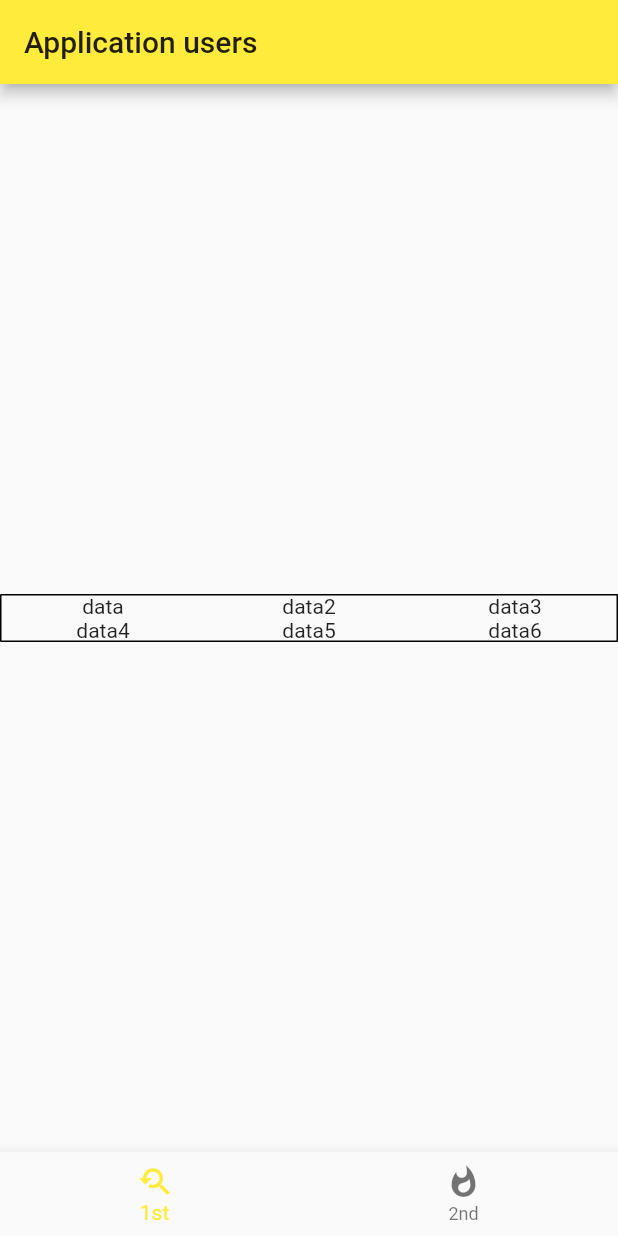
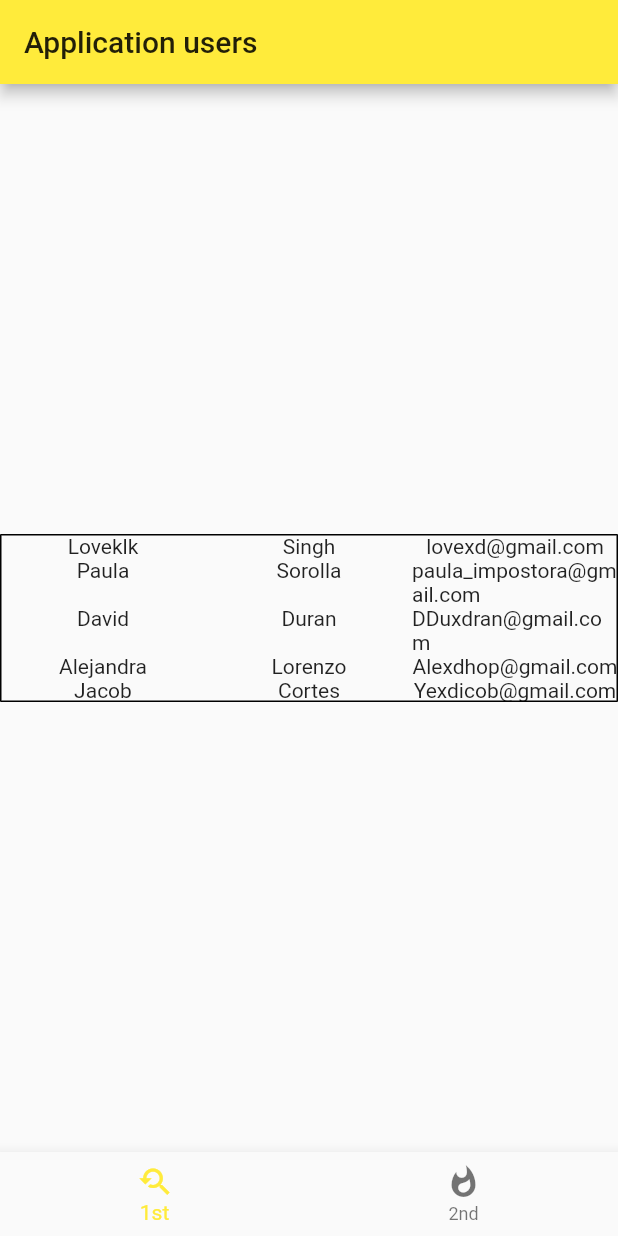
Before and after one commit to love10aero/love_flutter_app, a Flutter app: the screen it shows after launch, swiped to page 2, on a phone screen of 412 x 824 dp. Run offline on Flutter 3.47's test engine with Material 2 defaults, Android fonts, the phone set to English and light mode, and no system bars.

Commit message:
dynamic table

```diff
--- a/lib/main.dart
+++ b/lib/main.dart
@@ -49,6 +49,17 @@ class MyHomePage extends StatefulWidget {
 
 class _MyHomePageState extends State<MyHomePage> {
   int _counter = 0;
+  List<Map<String, String>> dataset = [
+    {'name': 'Loveklk', 'surname': 'Singh', 'email': 'lovexd@gmail.com'},
+    {
+      'name': 'Paula',
+      'surname': 'Sorolla',
+      'email': 'paula_impostora@gmail.com'
+    },
+    {'name': 'David', 'surname': 'Duran', 'email': 'DDuxdran@gmail.com'},
+    {'name': 'Alejandra', 'surname': 'Lorenzo', 'email': 'Alexdhop@gmail.com'},
+    {'name': 'Jacob', 'surname': 'Cortes', 'email': 'Yexdicob@gmail.com'}
+  ];
 
   void _incrementCounter() {
     setState(() {
@@ -77,7 +88,7 @@ class _MyHomePageState extends State<MyHomePage> {
       ),
       body: Center(
         child: PageView(
-          children: [AddUser(), ShowUser()],
+          children: [AddUser(), ShowUser(dataset)],
         ),
       ),
       bottomNavigationBar: BottomNavigationBar(
@@ -146,13 +157,24 @@ class _AddUserState extends State<AddUser> {
 }
 
 class ShowUser extends StatefulWidget {
-  const ShowUser({Key? key}) : super(key: key);
+  List<Map<String, String>> dataset = [];
+  ShowUser(this.dataset);
+  // const ShowUser({Key? key, Map<String, String> dataset = {}})
+  //     : super(key: key);
 
   @override
   _ShowUserState createState() => _ShowUserState();
 }
 
 class _ShowUserState extends State<ShowUser> {
+  final List<Map<String, String>> dataset = [];
+
+  @override
+  void initState() {
+    dataset.addAll(widget.dataset);
+    super.initState();
+  }
+
   @override
   Widget build(BuildContext context) {
     return Container(
@@ -163,19 +185,15 @@ class _ShowUserState extends State<ShowUser> {
                 top: BorderSide(),
                 left: BorderSide(),
                 right: BorderSide()),
-          children: [
-            TableRow(children: [
-              Center(child: Text('data')),
-              Center(child: Text('data2')),
-              Center(child: Text('data3')),
+            children: dataset
+                .map(
+                  (element) => TableRow(children: [
+                    Center(child: Text(element.values.toList()[0])),
+                    Center(child: Text(element.values.toList()[1])),
+                    Center(child: Text(element.values.toList()[2])),
                   ]),
-            TableRow(children: [
-              Center(child: Text('data4')),
-              Center(child: Text('data5')),
-              Center(child: Text('data6')),
-            ])
-          ],
-        ),
+                )
+                .toList()),
       ),
     );
   }
```
Lines whose indentation alone changed are shown as unchanged.
